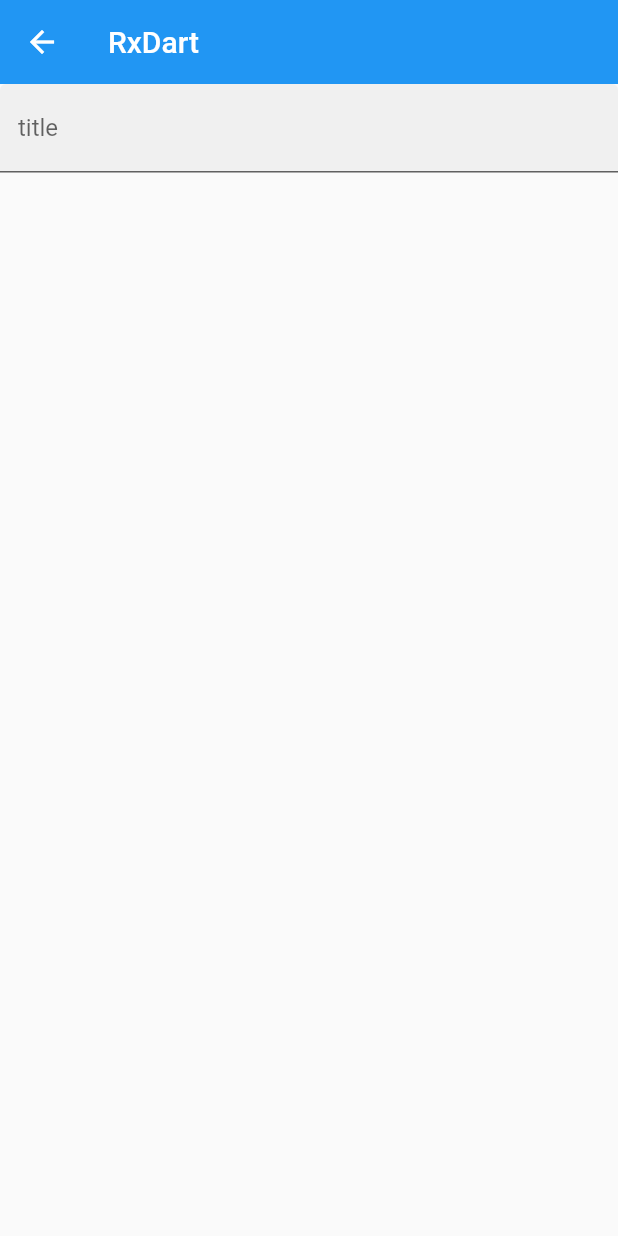
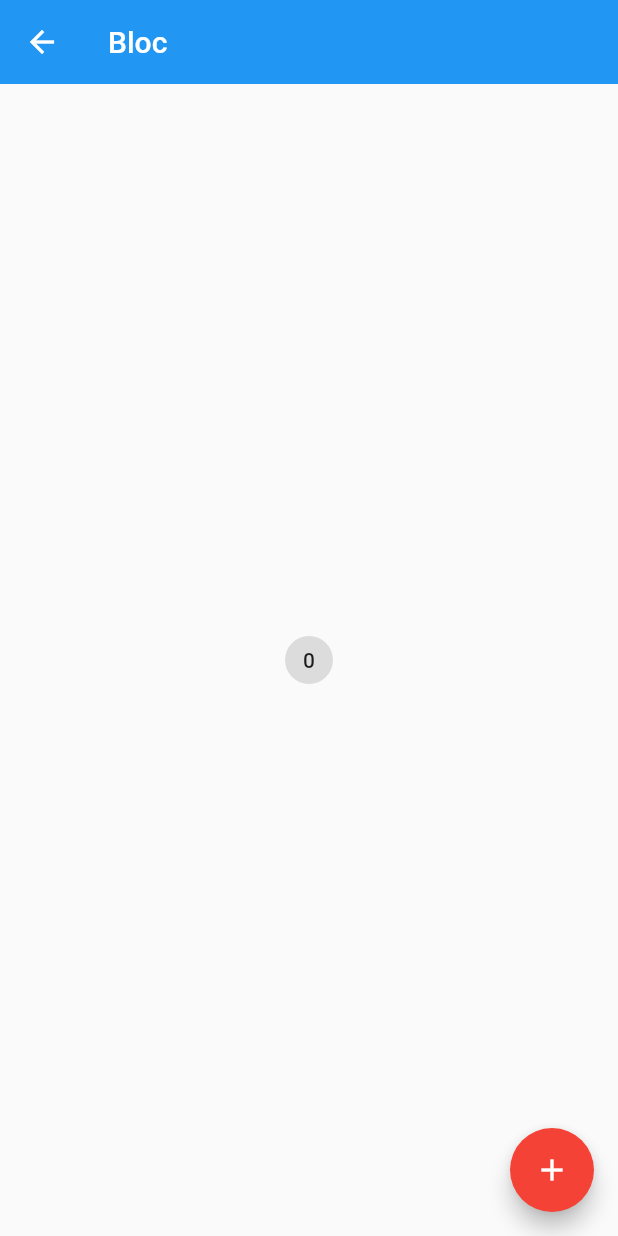
Before and after one commit to liubang0909/flutter_helloworld, a Flutter app: the screen it shows after launch, on a phone screen of 412 x 824 dp. Run offline on Flutter 3.47's test engine with Material 2 defaults, Android fonts, the phone set to English and light mode, and no system bars; our stand-ins replace rxdart.

Commit message:
Bloc
Bloc

```diff
--- /dev/null
+++ b/flutter_helloworld/lib/demo/bloc/bloc_demo.dart
@@ -0,0 +1,21 @@
+import 'package:flutter/material.dart';
+import 'counter_bloc_demo.dart';
+
+class BlocDemo extends StatelessWidget {
+  const BlocDemo({Key key}) : super(key: key);
+
+  @override
+  Widget build(BuildContext context) {
+    return CounterBlocProvider(
+      bloc: CounterBloc(),
+      child: Scaffold(
+        appBar: AppBar(
+          title: Text('Bloc'),
+          elevation: 0,
+        ),
+        body: CounterBlocDemo(),
+        floatingActionButton: CounterActionButton(),
+      ),
+    );
+  }
+}
--- /dev/null
+++ b/flutter_helloworld/lib/demo/bloc/counter_bloc_demo.dart
@@ -0,0 +1,90 @@
+import 'dart:async';
+
+import 'package:flutter/material.dart';
+
+class CounterBlocDemo extends StatelessWidget {
+  const CounterBlocDemo({Key key}) : super(key: key);
+
+  @override
+  Widget build(BuildContext context) {
+    CounterBloc _counterBloc = CounterBlocProvider.of(context).bloc;
+    return Container(
+      child: Center(
+          child: StreamBuilder(
+        initialData: 0,
+        stream: _counterBloc.count,
+        builder: (context, snapshot) {
+          return ActionChip(
+              label: Text('${snapshot.data}'),
+              onPressed: () {
+                _counterBloc.counter.add(1);
+              });
+        },
+      )),
+    );
+  }
+}
+
+class CounterActionButton extends StatelessWidget {
+  const CounterActionButton({Key key}) : super(key: key);
+
+  @override
+  Widget build(BuildContext context) {
+    CounterBloc _counterBloc = CounterBlocProvider.of(context).bloc;
+
+    return Container(
+      child: FloatingActionButton(
+        child: Icon(Icons.add),
+        onPressed: () {
+          _counterBloc.onData(1);
+        },
+      ),
+    );
+  }
+}
+
+class CounterBlocProvider extends InheritedWidget {
+  CounterBlocProvider({Key key, this.child, this.bloc})
+      : super(key: key, child: child);
+
+  final Widget child;
+  final CounterBloc bloc;
+
+  static CounterBlocProvider of(BuildContext context) {
+    return context.dependOnInheritedWidgetOfExactType<CounterBlocProvider>();
+  }
+
+  @override
+  bool updateShouldNotify(CounterBlocProvider oldWidget) {
+    return true;
+  }
+}
+
+class CounterBloc {
+  int _count = 0;
+
+  final _counterActionController = StreamController<int>();
+  StreamSink<int> get counter => _counterActionController.sink;
+
+  final _counterController = StreamController<int>();
+  Stream<int> get count => _counterController.stream;
+
+  CounterBloc() {
+    _counterActionController.stream.listen(onData);
+  }
+
+  void onData(int data) {
+    print('$data');
+    _count += data;
+    _counterController.add(_count);
+  }
+
+  void disponse() {
+    _counterActionController.close();
+    _counterController.close();
+  }
+
+  void log() {
+    print('CounterBloc');
+  }
+}
--- a/flutter_helloworld/lib/demo/rxdart/rxdart_demo.dart
+++ b/flutter_helloworld/lib/demo/rxdart/rxdart_demo.dart
@@ -1,7 +1,5 @@
 import 'package:flutter/material.dart';
-import 'package:flutter/services.dart';
 import 'package:rxdart/rxdart.dart';
-import 'dart:async';
 
 class RxDartDemo extends StatelessWidget {
   const RxDartDemo({Key key}) : super(key: key);
--- a/flutter_helloworld/lib/main.dart
+++ b/flutter_helloworld/lib/main.dart
@@ -1,4 +1,5 @@
 import 'package:flutter/material.dart';
+import 'demo/bloc/bloc_demo.dart';
 import 'demo/stream/stream_demo.dart';
 import 'demo/drawer_demo.dart';
 import 'demo/bottomNavigationBar_demo.dart';
@@ -21,7 +22,7 @@ class App extends StatelessWidget {
   Widget build(BuildContext context) {
     return MaterialApp(
       // home: NavigatorDemo(),
-      initialRoute: '/rxdart',
+      initialRoute: '/bloc',
       routes: {
         '/': (context) => Home(),
         '/about': (context) => (PageDemo(title: 'About')),
@@ -29,7 +30,8 @@ class App extends StatelessWidget {
         '/mdc': (context) => (MaterialComponents()),
         '/state-management': (context) => (ScopedModelDemo()),
         '/stream': (context) => (StreamDemo()),
-        '/rxdart': (context) => (RxDartDemo())
+        '/rxdart': (context) => (RxDartDemo()),
+        '/bloc': (context) => (BlocDemo())
       },
       theme: ThemeData(
           primaryColor: Colors.blue,
```
